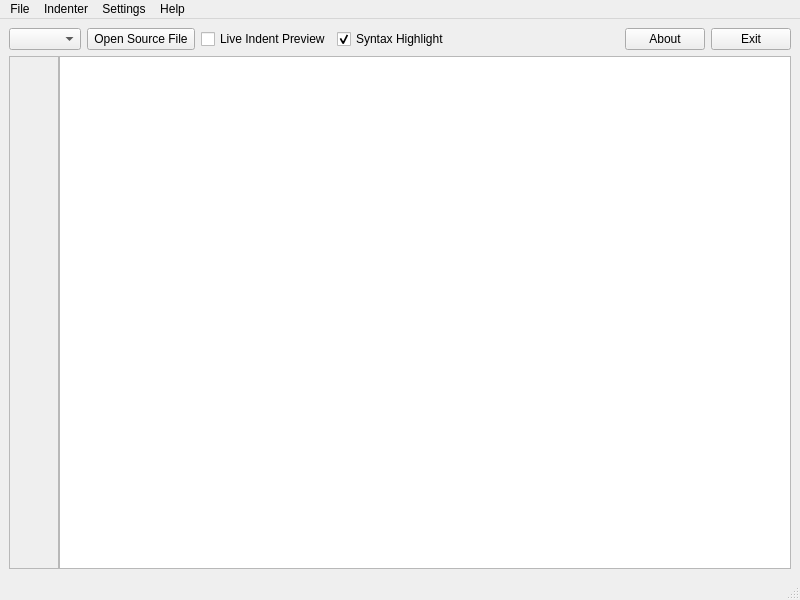
The window that src/indentgui.ui (danblakemore/universal-indent-gui) describes before a commit, drawn with Qt 5.
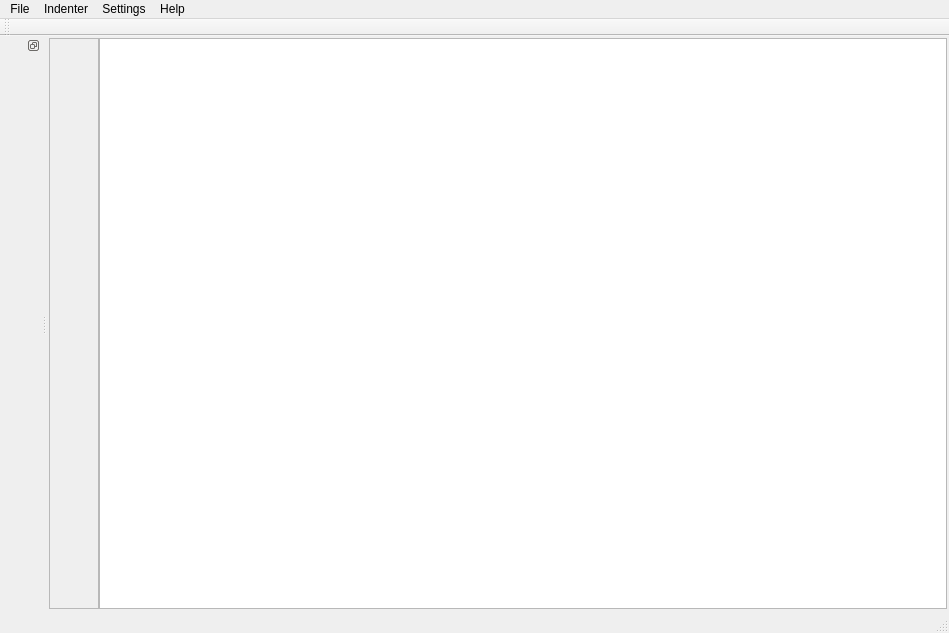
The same window after the commit. Icons and pictures are not drawn.

Commit message: [Change] Restuctered the gui design a little bit. Using a moveable dock widget for the indenter settings now. Using a toolbar instead of a selfmade widget as toolbar. But excluded the previous menuebar into an own ui file and add this to the new toolbar.

```diff
--- a/src/indentgui.ui
+++ b/src/indentgui.ui
@@ -6,8 +6,8 @@
    <rect>
     <x>0</x>
     <y>0</y>
-    <width>800</width>
-    <height>600</height>
+    <width>949</width>
+    <height>633</height>
    </rect>
   </property>
   <property name="windowTitle" >
@@ -17,9 +17,9 @@
    <iconset resource="../resources/Icons.qrc" >:/mainWindow/icon2.png</iconset>
   </property>
   <widget class="QWidget" name="centralwidget" >
-   <layout class="QVBoxLayout" >
+   <layout class="QHBoxLayout" >
     <property name="margin" >
-     <number>9</number>
+     <number>0</number>
     </property>
     <property name="spacing" >
      <number>6</number>
@@ -27,125 +27,11 @@
     <item>
      <layout class="QHBoxLayout" >
       <property name="margin" >
-       <number>0</number>
+       <number>2</number>
       </property>
       <property name="spacing" >
-       <number>6</number>
-      </property>
-      <item>
-       <widget class="QComboBox" name="cmbBoxIndenters" >
-        <property name="toolTip" >
-         <string>&lt;html>&lt;head>&lt;meta name="qrichtext" content="1" />&lt;/head>&lt;body style=" white-space: pre-wrap; font-family:MS Shell Dlg; font-size:8.25pt; font-weight:400; font-style:normal; text-decoration:none;">&lt;p style=" margin-top:0px; margin-bottom:0px; margin-left:0px; margin-right:0px; -qt-block-indent:0; text-indent:0px;">Shows the currently chosen indenters name and lets you choose other available indenters&lt;/p>&lt;/body>&lt;/html></string>
-        </property>
-       </widget>
-      </item>
-      <item>
-       <widget class="QPushButton" name="pbOpenFile" >
-        <property name="toolTip" >
-         <string>&lt;html>&lt;head>&lt;meta name="qrichtext" content="1" />&lt;/head>&lt;body style=" white-space: pre-wrap; font-family:MS Shell Dlg; font-size:8.25pt; font-weight:400; font-style:normal; text-decoration:none;">&lt;p style=" margin-top:0px; margin-bottom:0px; margin-left:0px; margin-right:0px; -qt-block-indent:0; text-indent:0px;">&lt;span style=" font-size:8pt;">Opens a dialog for selecting a source code file.&lt;/span>&lt;/p>&lt;p style=" margin-top:0px; margin-bottom:0px; margin-left:0px; margin-right:0px; -qt-block-indent:0; text-indent:0px; font-size:8pt;">This file will be used to show what the indent tool changes.&lt;/p>&lt;/body>&lt;/html></string>
-        </property>
-        <property name="text" >
-         <string> Open Source File </string>
-        </property>
-        <property name="icon" >
-         <iconset resource="../resources/Icons.qrc" >:/mainWindow/document-open.png</iconset>
-        </property>
-       </widget>
-      </item>
-      <item>
-       <widget class="QCheckBox" name="cbLivePreview" >
-        <property name="toolTip" >
-         <string>&lt;html>&lt;head>&lt;meta name="qrichtext" content="1" />&lt;/head>&lt;body style=" white-space: pre-wrap; font-family:MS Shell Dlg 2; font-size:8.25pt; font-weight:400; font-style:normal; text-decoration:none;">&lt;p style=" margin-top:0px; margin-bottom:0px; margin-left:0px; margin-right:0px; -qt-block-indent:0; text-indent:0px; font-family:MS Shell Dlg; font-size:8pt;">Turns the preview of the reformatted source code on and off.&lt;/p>&lt;p style=" margin-top:0px; margin-bottom:0px; margin-left:0px; margin-right:0px; -qt-block-indent:0; text-indent:0px; font-family:MS Shell Dlg; font-size:8pt;">In other words it switches between formatted and nonformatted code. (Strg+P)&lt;/p>&lt;/body>&lt;/html></string>
-        </property>
-        <property name="text" >
-         <string>Live Indent Preview</string>
-        </property>
-        <property name="icon" >
-         <iconset resource="../resources/Icons.qrc" >:/mainWindow/live-preview.png</iconset>
-        </property>
-        <property name="shortcut" >
-         <string>Ctrl+P</string>
-        </property>
-       </widget>
-      </item>
-      <item>
-       <widget class="QCheckBox" name="cbHighlight" >
-        <property name="toolTip" >
-         <string>&lt;html>&lt;head>&lt;meta name="qrichtext" content="1" />&lt;/head>&lt;body style=" white-space: pre-wrap; font-family:MS Shell Dlg 2; font-size:8.25pt; font-weight:400; font-style:normal; text-decoration:none;">&lt;p style=" margin-top:0px; margin-bottom:0px; margin-left:0px; margin-right:0px; -qt-block-indent:0; text-indent:0px; font-family:MS Shell Dlg; font-size:8pt;">Enables and disables the highlightning of the source&lt;/p>&lt;p style=" margin-top:0px; margin-bottom:0px; margin-left:0px; margin-right:0px; -qt-block-indent:0; text-indent:0px; font-family:MS Shell Dlg; font-size:8pt;">code shown below. (Still needs some performance improvements) (Strg+H)&lt;/p>&lt;/body>&lt;/html></string>
-        </property>
-        <property name="text" >
-         <string>Syntax Highlight</string>
-        </property>
-        <property name="icon" >
-         <iconset resource="../resources/Icons.qrc" >:/mainWindow/syntax-highlight.png</iconset>
-        </property>
-        <property name="shortcut" >
-         <string>Ctrl+H</string>
-        </property>
-        <property name="checked" >
-         <bool>true</bool>
-        </property>
-       </widget>
-      </item>
-      <item>
-       <spacer>
-        <property name="orientation" >
-         <enum>Qt::Horizontal</enum>
-        </property>
-        <property name="sizeHint" >
-         <size>
-          <width>40</width>
-          <height>20</height>
-         </size>
-        </property>
-       </spacer>
-      </item>
-      <item>
-       <widget class="QPushButton" name="pbAbout" >
-        <property name="toolTip" >
-         <string>&lt;html>&lt;head>&lt;meta name="qrichtext" content="1" />&lt;/head>&lt;body style=" white-space: pre-wrap; font-family:MS Shell Dlg; font-size:8.25pt; font-weight:400; font-style:normal; text-decoration:none;">&lt;p style=" margin-top:0px; margin-bottom:0px; margin-left:0px; margin-right:0px; -qt-block-indent:0; text-indent:0px;">Shows info about UniversalIndentGUI&lt;/p>&lt;/body>&lt;/html></string>
-        </property>
-        <property name="text" >
-         <string>About</string>
-        </property>
-        <property name="icon" >
-         <iconset resource="../resources/Icons.qrc" >:/mainWindow/info.png</iconset>
-        </property>
-       </widget>
-      </item>
-      <item>
-       <widget class="QPushButton" name="pbExit" >
-        <property name="toolTip" >
-         <string>&lt;html>&lt;head>&lt;meta name="qrichtext" content="1" />&lt;/head>&lt;body style=" white-space: pre-wrap; font-family:MS Shell Dlg; font-size:8.25pt; font-weight:400; font-style:normal; text-decoration:none;">&lt;p style=" margin-top:0px; margin-bottom:0px; margin-left:0px; margin-right:0px; -qt-block-indent:0; text-indent:0px;">Quits the UniversalIndentGUI&lt;/p>&lt;/body>&lt;/html></string>
-        </property>
-        <property name="text" >
-         <string>Exit</string>
-        </property>
-        <property name="icon" >
-         <iconset resource="../resources/Icons.qrc" >:/mainWindow/system-log-out.png</iconset>
-        </property>
-       </widget>
-      </item>
-     </layout>
-    </item>
-    <item>
-     <layout class="QHBoxLayout" >
-      <property name="margin" >
        <number>0</number>
       </property>
-      <property name="spacing" >
-       <number>0</number>
-      </property>
-      <item>
-       <layout class="QVBoxLayout" >
-        <property name="margin" >
-         <number>0</number>
-        </property>
-        <property name="spacing" >
-         <number>6</number>
-        </property>
-       </layout>
-      </item>
       <item>
        <widget class="QTextEdit" name="txtedLineNumbers" >
         <property name="enabled" >
@@ -210,23 +96,10 @@
     <rect>
      <x>0</x>
      <y>0</y>
-     <width>800</width>
+     <width>949</width>
      <height>21</height>
     </rect>
    </property>
-   <widget class="QMenu" name="menuHelp" >
-    <property name="title" >
-     <string>Help</string>
-    </property>
-    <addaction name="actionAbout_UniversalIndentGUI" />
-   </widget>
-   <widget class="QMenu" name="menuIndenter" >
-    <property name="title" >
-     <string>Indenter</string>
-    </property>
-    <addaction name="actionLoad_Indenter_Config_File" />
-    <addaction name="actionSave_Indenter_Config_File" />
-   </widget>
    <widget class="QMenu" name="menuFile" >
     <property name="title" >
      <string>File</string>
@@ -244,17 +117,92 @@
     <addaction name="menuExport" />
     <addaction name="actionExit" />
    </widget>
+   <widget class="QMenu" name="menuHelp" >
+    <property name="title" >
+     <string>Help</string>
+    </property>
+    <addaction name="actionAbout_UniversalIndentGUI" />
+   </widget>
    <widget class="QMenu" name="menuSettings" >
     <property name="title" >
      <string>Settings</string>
     </property>
     <addaction name="actionParameter_Tooltips" />
    </widget>
+   <widget class="QMenu" name="menuIndenter" >
+    <property name="title" >
+     <string>Indenter</string>
+    </property>
+    <addaction name="actionLoad_Indenter_Config_File" />
+    <addaction name="actionSave_Indenter_Config_File" />
+   </widget>
    <addaction name="menuFile" />
    <addaction name="menuIndenter" />
    <addaction name="menuSettings" />
    <addaction name="menuHelp" />
   </widget>
+  <widget class="QDockWidget" name="dockWidget" >
+   <property name="sizePolicy" >
+    <sizepolicy>
+     <hsizetype>3</hsizetype>
+     <vsizetype>5</vsizetype>
+     <horstretch>0</horstretch>
+     <verstretch>0</verstretch>
+    </sizepolicy>
+   </property>
+   <property name="features" >
+    <set>QDockWidget::DockWidgetFloatable|QDockWidget::DockWidgetMovable|QDockWidget::NoDockWidgetFeatures</set>
+   </property>
+   <property name="allowedAreas" >
+    <set>Qt::LeftDockWidgetArea|Qt::NoDockWidgetArea|Qt::RightDockWidgetArea</set>
+   </property>
+   <attribute name="dockWidgetArea" >
+    <number>1</number>
+   </attribute>
+   <widget class="QWidget" name="dockWidgetContents" >
+    <layout class="QHBoxLayout" >
+     <property name="margin" >
+      <number>0</number>
+     </property>
+     <property name="spacing" >
+      <number>6</number>
+     </property>
+     <item>
+      <layout class="QVBoxLayout" >
+       <property name="margin" >
+        <number>0</number>
+       </property>
+       <property name="spacing" >
+        <number>0</number>
+       </property>
+      </layout>
+     </item>
+    </layout>
+   </widget>
+  </widget>
+  <widget class="QToolBar" name="toolBar" >
+   <property name="contextMenuPolicy" >
+    <enum>Qt::NoContextMenu</enum>
+   </property>
+   <property name="windowTitle" >
+    <string>Main Toolbar</string>
+   </property>
+   <property name="orientation" >
+    <enum>Qt::Horizontal</enum>
+   </property>
+   <property name="iconSize" >
+    <size>
+     <width>16</width>
+     <height>16</height>
+    </size>
+   </property>
+   <property name="toolButtonStyle" >
+    <enum>Qt::ToolButtonTextBesideIcon</enum>
+   </property>
+   <attribute name="toolBarArea" >
+    <number>4</number>
+   </attribute>
+  </widget>
   <action name="actionOpen_Source_File" >
    <property name="icon" >
     <iconset resource="../resources/Icons.qrc" >:/mainWindow/document-open.png</iconset>
```
Left out of the diff: 49 changed lines with no effect on the pictures. The commit also changes 3 other files.
